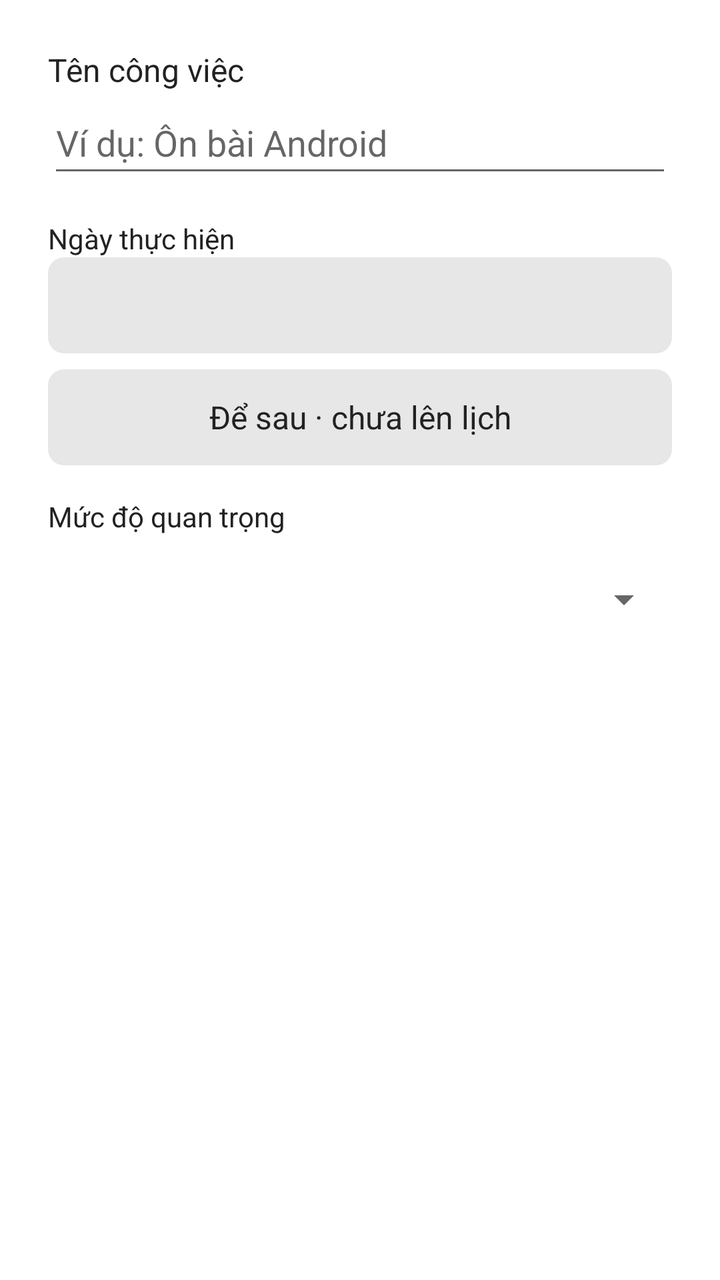
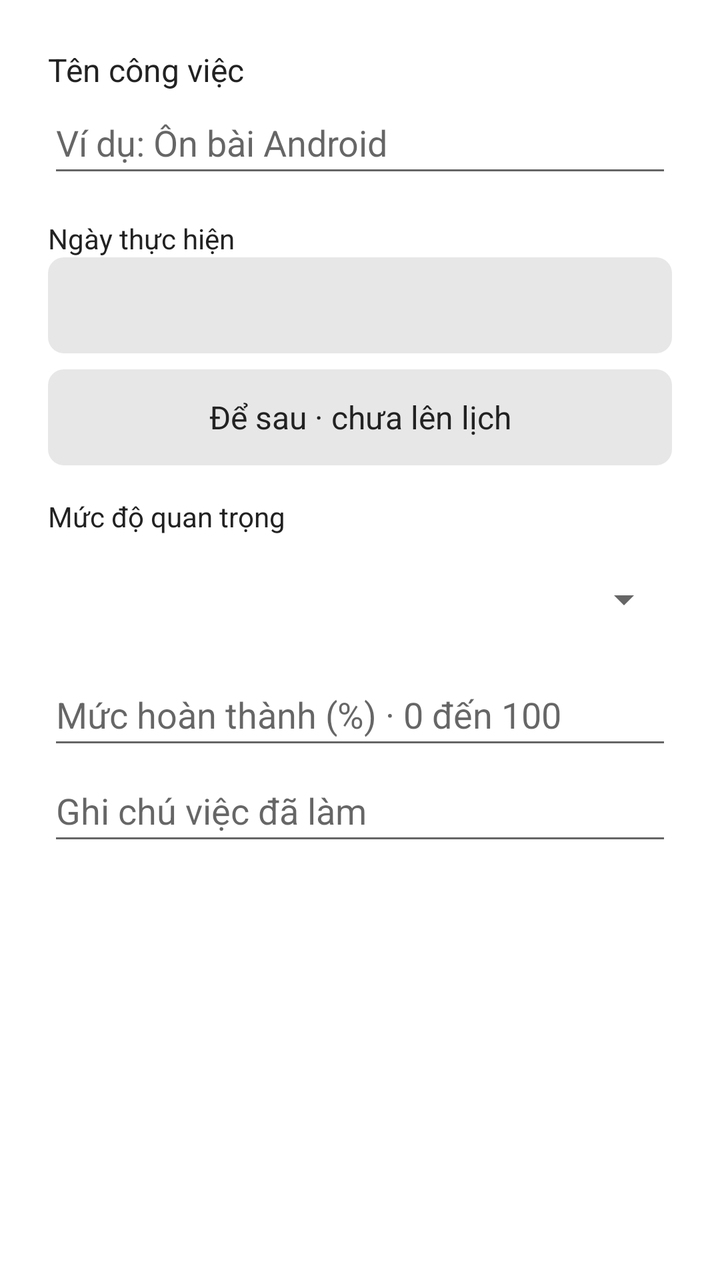

The first picture is an Android layout as it rendered before a commit; the second is the same layout after the commit. The layout source and the unified diff follow.
<!-- AndroidManifest.xml: application theme Theme.TaskManager -->
<!-- res/layout/dialog_task.xml -->
<?xml version="1.0" encoding="utf-8"?>
<LinearLayout xmlns:android="http://schemas.android.com/apk/res/android"
    android:layout_width="match_parent" android:layout_height="wrap_content"
    android:orientation="vertical" android:padding="24dp">
    <TextView android:layout_width="match_parent" android:layout_height="wrap_content"
        android:labelFor="@id/taskNameInput" android:text="@string/task_name" android:textSize="16sp" />
    <EditText android:id="@+id/taskNameInput" android:layout_width="match_parent"
        android:layout_height="wrap_content" android:minHeight="48dp"
        android:hint="@string/name_hint" android:inputType="textCapSentences"
        android:maxLength="200" android:imeOptions="actionDone" />
    <TextView android:layout_width="match_parent" android:layout_height="wrap_content"
        android:layout_marginTop="16dp" android:text="Ngày thực hiện" android:labelFor="@id/taskDate" />
    <Button android:id="@+id/taskDate" style="@style/FlatButton"
        android:layout_width="match_parent" android:layout_height="48dp" />
    <Button android:id="@+id/clearTaskDate" style="@style/FlatButton"
        android:layout_width="match_parent" android:layout_height="48dp" android:layout_marginTop="8dp"
        android:text="Để sau · chưa lên lịch" />
    <TextView android:layout_width="match_parent" android:layout_height="wrap_content" android:layout_marginTop="16dp" android:text="Mức độ quan trọng" android:labelFor="@id/taskPriority" />
    <Spinner android:id="@+id/taskPriority" android:layout_width="match_parent" android:layout_height="wrap_content" android:minHeight="64dp" />
</LinearLayout>
<!-- resources referenced by this layout -->
<resources>
  <string name="name_hint">Ví dụ: Ôn bài Android</string>
  <string name="task_name">Tên công việc</string>
  <style name="FlatButton" parent="Widget.AppCompat.Button">
    <item name="android:background">@drawable/control_gray</item><item name="android:backgroundTint">@null</item><item name="backgroundTint">@null</item>
    <item name="android:textColor">@color/workspace_text</item><item name="android:textAllCaps">false</item><item name="android:textSize">16sp</item>
    <item name="android:minHeight">48dp</item><item name="android:minWidth">0dp</item><item name="android:padding">8dp</item><item name="android:gravity">center</item>
    <item name="android:stateListAnimator">@null</item><item name="android:elevation">0dp</item>
   </style>
  <style name="Theme.TaskManager" parent="Theme.TaskManagerBase" />
  <!-- drawable control_gray (drawable) -->
  <ripple xmlns:android="http://schemas.android.com/apk/res/android" android:color="#20808080"><item><shape><solid android:color="@color/workspace_control" /><corners android:radius="8dp" /></shape></item></ripple>
  <color name="workspace_text">#222222</color>
  <style name="Theme.TaskManagerBase" parent="Theme.AppCompat.DayNight.NoActionBar">
          <item name="colorPrimary">#242424</item>
          <item name="colorPrimaryDark">#242424</item>
          <item name="colorAccent">#7874B7</item>
          <item name="android:fontFamily">sans-serif</item><item name="buttonStyle">@style/FlatButton</item><item name="android:buttonStyle">@style/FlatButton</item>
          <item name="android:textColor">@color/workspace_text</item>
          <item name="android:windowLightStatusBar">@bool/light_system_bars</item>
          <item name="android:statusBarColor">@color/workspace_surface</item>
          <item name="android:navigationBarColor">#242424</item>
          
          <item name="android:windowBackground">@color/workspace_surface</item>
      </style>
  <color name="workspace_control">#E7E7E7</color>
  <color name="workspace_surface">#FFFFFF</color>
</resources>

<!-- the commit's change to res/layout/dialog_task.xml (unified diff, before → after) -->
@@ -1,5 +1,6 @@
 <?xml version="1.0" encoding="utf-8"?>
-<LinearLayout xmlns:android="http://schemas.android.com/apk/res/android"
+<ScrollView xmlns:android="http://schemas.android.com/apk/res/android" android:layout_width="match_parent" android:layout_height="wrap_content">
+<LinearLayout
     android:layout_width="match_parent" android:layout_height="wrap_content"
     android:orientation="vertical" android:padding="24dp">
     <TextView android:layout_width="match_parent" android:layout_height="wrap_content"
@@ -17,4 +18,8 @@
         android:text="Để sau · chưa lên lịch" />
     <TextView android:layout_width="match_parent" android:layout_height="wrap_content" android:layout_marginTop="16dp" android:text="Mức độ quan trọng" android:labelFor="@id/taskPriority" />
     <Spinner android:id="@+id/taskPriority" android:layout_width="match_parent" android:layout_height="wrap_content" android:minHeight="64dp" />
+    <EditText android:id="@+id/taskProgressInput" android:layout_width="match_parent" android:layout_height="48dp" android:hint="Mức hoàn thành (%) · 0 đến 100" android:inputType="number" android:maxLength="3" />
+    <EditText android:id="@+id/taskNoteInput" android:layout_width="match_parent" android:layout_height="wrap_content" android:minHeight="48dp" android:hint="Ghi chú việc đã làm" android:inputType="textMultiLine|textCapSentences" android:maxLength="2000" />
 </LinearLayout>
+
+</ScrollView>
